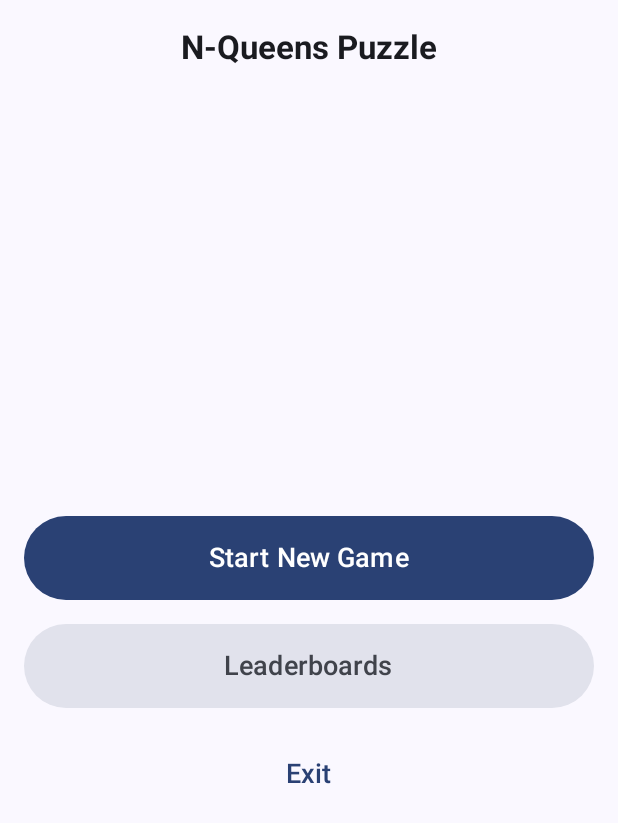
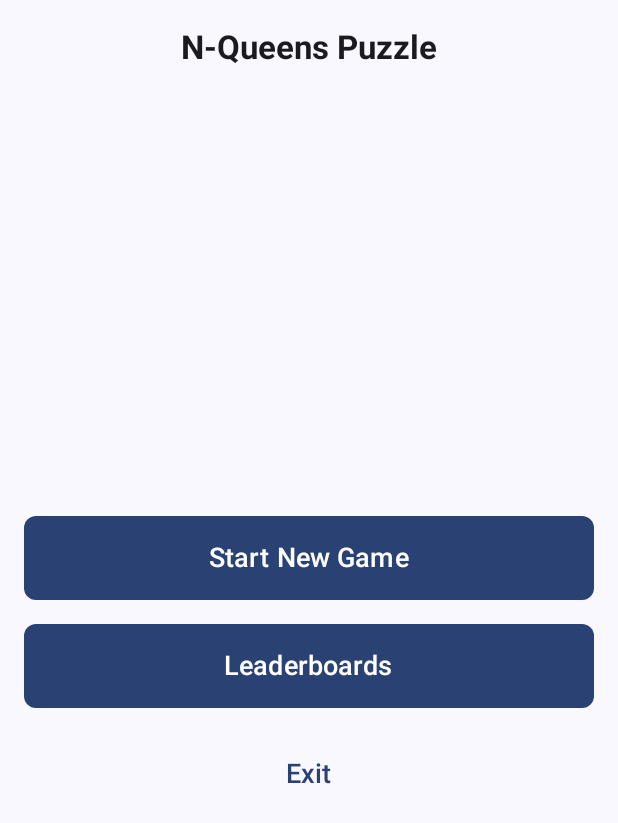
Before and after one commit to danilo04/nqueens-game, an Android app built with Jetpack Compose: the screen it shows after launch (MainActivity), on a phone screen of 412 x 824 dp. Shown: the top 823 px of the screen. Run offline under Robolectric (Android 15) with nearby library versions, the phone set to English and light mode, and no system bars; our stand-ins replace Dagger/Hilt's generated code.

Commit message:
Use design system buttons in main menu screen

```diff
--- a/app/src/main/java/com/nqueens/game/features/mainmenu/ui/MainMenuScreen.kt
+++ b/app/src/main/java/com/nqueens/game/features/mainmenu/ui/MainMenuScreen.kt
@@ -7,11 +7,8 @@ import androidx.compose.foundation.layout.fillMaxSize
 import androidx.compose.foundation.layout.fillMaxWidth
 import androidx.compose.foundation.layout.height
 import androidx.compose.foundation.layout.padding
-import androidx.compose.material3.Button
-import androidx.compose.material3.ButtonDefaults
 import androidx.compose.material3.CenterAlignedTopAppBar
 import androidx.compose.material3.ExperimentalMaterial3Api
-import androidx.compose.material3.MaterialTheme
 import androidx.compose.material3.Scaffold
 import androidx.compose.material3.Surface
 import androidx.compose.material3.Text
@@ -25,6 +22,7 @@ import androidx.compose.ui.tooling.preview.Preview
 import androidx.compose.ui.unit.dp
 import androidx.compose.ui.unit.sp
 import com.nqueens.game.R
+import com.nqueens.game.core.design.components.CGButton
 import com.nqueens.game.core.design.theme.ChessGamesTheme
 
 sealed interface MainMenuAction {
@@ -60,16 +58,8 @@ fun MainMenuScreen(onAction: (MainMenuAction) -> Unit) {
                     .padding(horizontal = 16.dp),
         ) {
             // Start New Game Button
-            Button(
+            CGButton(
                 onClick = { onAction(MainMenuAction.StartNewGame) },
-                modifier =
-                    Modifier
-                        .fillMaxWidth()
-                        .height(56.dp),
-                colors =
-                    ButtonDefaults.buttonColors(
-                        containerColor = MaterialTheme.colorScheme.primary,
-                    ),
             ) {
                 Text(
                     text = stringResource(id = R.string.main_menu_new_game),
@@ -80,17 +70,8 @@ fun MainMenuScreen(onAction: (MainMenuAction) -> Unit) {
             Spacer(modifier = Modifier.height(16.dp))
 
             // Leaderboards Button
-            Button(
+            CGButton(
                 onClick = { onAction(MainMenuAction.OpenLeaderboards) },
-                modifier =
-                    Modifier
-                        .fillMaxWidth()
-                        .height(56.dp),
-                colors =
-                    ButtonDefaults.buttonColors(
-                        containerColor = MaterialTheme.colorScheme.surfaceVariant,
-                        contentColor = MaterialTheme.colorScheme.onSurfaceVariant,
-                    ),
             ) {
                 Text(
                     text = stringResource(id = R.string.main_menu_leaderboards),
```
